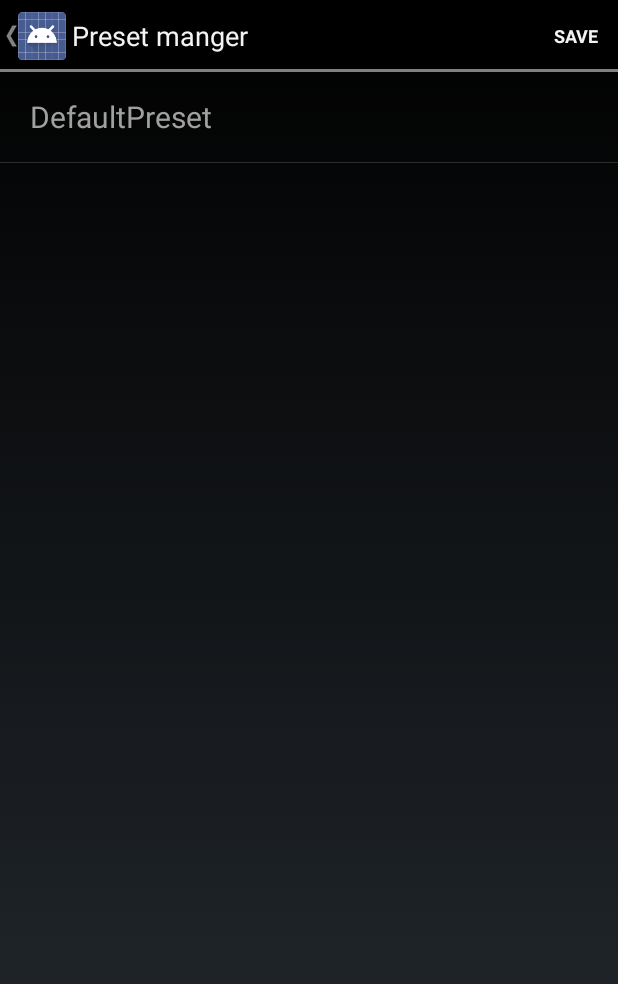
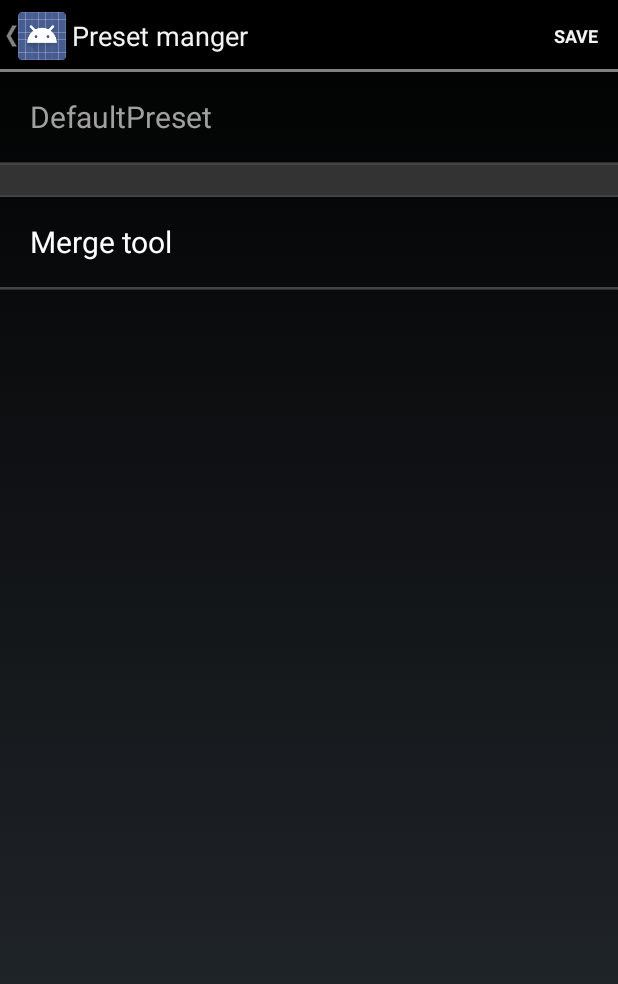
Before and after one commit to e1da/HPToyAndroid, an Android app: the PresetManagerActivity screen opened directly, with no data from a screen before it, on a phone screen of 412 x 824 dp. Shown: the top 984 px of the screen. Run offline under Robolectric (Android 15) with nearby library versions, the phone set to English and light mode, and no system bars; 1 statement that could not run was skipped.

Commit message:
add preset merge tool

```diff
--- a/app/src/main/AndroidManifest.xml
+++ b/app/src/main/AndroidManifest.xml
@@ -95,6 +95,10 @@
             android:name=".activities.compressor.TimeConstActivity"
             android:label="Time const"
             android:screenOrientation="portrait" />
+        <activity
+            android:name=".activities.options.presetmanager.mergetool.MergeToolActivity"
+            android:label="Merge tool"
+            android:screenOrientation="portrait" />
 
     </application>
 
--- a/app/src/main/java/com/hifitoy/activities/options/presetmanager/PresetManagerActivity.java
+++ b/app/src/main/java/com/hifitoy/activities/options/presetmanager/PresetManagerActivity.java
@@ -25,6 +25,7 @@ import android.widget.Toast;
 
 import com.hifitoy.ApplicationContext;
 import com.hifitoy.R;
+import com.hifitoy.activities.options.presetmanager.mergetool.MergeToolActivity;
 import com.hifitoy.hifitoycontrol.HiFiToyControl;
 import com.hifitoy.hifitoydevice.HiFiToyDevice;
 import com.hifitoy.hifitoydevice.HiFiToyPreset;
@@ -45,6 +46,9 @@ public class PresetManagerActivity extends ListActivity {
         //show back button
         ActionBar actionBar = getActionBar();
         actionBar.setDisplayHomeAsUpEnabled(true);
+
+        // Initializes list view adapter.
+        mPresetListAdapter = new PresetListAdapter();
     }
 
     @Override
@@ -53,12 +57,8 @@ public class PresetManagerActivity extends ListActivity {
         ApplicationContext.getInstance().setContext(this);
         registerReceiver(broadcastReceiver, makeIntentFilter());
 
-        // Initializes list view adapter.
-        if (mPresetListAdapter == null){
-            mPresetListAdapter = new PresetListAdapter();
-        }
+        // Set list view adapter.
         setListAdapter(mPresetListAdapter);
-
         mPresetListAdapter.notifyDataSetChanged();
 
     }
@@ -91,9 +91,14 @@ public class PresetManagerActivity extends ListActivity {
 
     @Override
     protected void onListItemClick(ListView l, View v, int position, long id) {
+        if (position == mPresetListAdapter.getCount() - 1) {
+            Intent intent = new Intent(this, MergeToolActivity.class);
+            startActivity(intent);
+        } else {
             Intent intent = new Intent(this, PresetDetailActivity.class);
             intent.putExtra("presetPosition", position);
             startActivity(intent);
+        }
     }
 
 
@@ -138,7 +143,7 @@ public class PresetManagerActivity extends ListActivity {
 
         @Override
         public int getCount() {
-            return HiFiToyPresetManager.getInstance().size();
+            return HiFiToyPresetManager.getInstance().size() + 1;
         }
 
         @Override
@@ -155,20 +160,19 @@ public class PresetManagerActivity extends ListActivity {
         public View getView(int i, View view, ViewGroup viewGroup) {
             TextView presetName_outl;
 
-            if (view == null) {
+            if (i == getCount() - 1) {
+                view = getLayoutInflater().inflate(R.layout.merge_tool_item, null);
+
+            } else {
                 view = getLayoutInflater().inflate(R.layout.preset_list_item, null);
                 presetName_outl = view.findViewById(R.id.preset_name);
-                view.setTag(presetName_outl);
-            } else {
-                presetName_outl = (TextView) view.getTag();
-            }
 
                 HiFiToyPreset preset = HiFiToyPresetManager.getInstance().getPreset(i);
                 String key = HiFiToyPresetManager.getInstance().getKey(i);
                 String activeKey = HiFiToyControl.getInstance().getActiveDevice().getActiveKeyPreset();
 
                 //set color
-            if (key.equals(activeKey)){
+                if (key.equals(activeKey)) {
                     presetName_outl.setTextColor(0xFFFFFFFF);
                 } else {
                     presetName_outl.setTextColor(0xFFA0A0A0);
@@ -176,13 +180,13 @@ public class PresetManagerActivity extends ListActivity {
 
                 //set text
                 String presetName;
-            if (preset.getName().length() > 23){
+                if (preset.getName().length() > 23) {
                     presetName = preset.getName().substring(0, 20) + "...";
                 } else {
                     presetName = preset.getName();
                 }
                 presetName_outl.setText(presetName);
-
+            }
 
 
             return view;
--- a/app/src/main/java/com/hifitoy/hifitoydevice/HiFiToyPreset.java
+++ b/app/src/main/java/com/hifitoy/hifitoydevice/HiFiToyPreset.java
@@ -68,11 +68,11 @@ public class HiFiToyPreset implements HiFiToyObject, Cloneable, Serializable {
     // HiFiToy CHARACTERISTICS, pointer to all characteristics
     private List<HiFiToyObject> characteristics;
 
-    private Filters     filters;
-    private Volume      masterVolume;
-    private BassTreble  bassTreble;
-    private Loudness    loudness;
-    private Drc         drc;
+    public Filters     filters;
+    public Volume      masterVolume;
+    public BassTreble  bassTreble;
+    public Loudness    loudness;
+    public Drc         drc;
 
     public HiFiToyPreset() {
         characteristics = new ArrayList<>();
--- a/app/src/main/java/com/hifitoy/hifitoydevice/HiFiToyPresetManager.java
+++ b/app/src/main/java/com/hifitoy/hifitoydevice/HiFiToyPresetManager.java
@@ -110,6 +110,10 @@ public class HiFiToyPresetManager {
         description();
     }
 
+    public boolean isPresetExist(String key) {
+        return getPreset(key) != null;
+    }
+
     public HiFiToyPreset getPreset(String key){
         return presetMap.get(key);
     }
--- /dev/null
+++ b/app/src/main/res/layout/merge_tool_item.xml
@@ -0,0 +1,51 @@
+<?xml version="1.0" encoding="utf-8"?>
+<LinearLayout xmlns:android="http://schemas.android.com/apk/res/android"
+    xmlns:app="http://schemas.android.com/apk/res-auto"
+    xmlns:tools="http://schemas.android.com/tools"
+    android:orientation="vertical"
+    android:layout_width="match_parent"
+    android:layout_height="wrap_content">
+
+    <View
+        android:layout_width="match_parent"
+        android:layout_height="1dp"
+        android:layout_weight="1"
+        android:background="#444444"
+        android:paddingLeft="10dp"
+        android:paddingRight="10dp" />
+
+    <View
+        android:layout_width="match_parent"
+        android:layout_height="20dp"
+        android:layout_weight="1"
+        android:background="#333333"
+        android:paddingLeft="10dp"
+        android:paddingRight="10dp" />
+
+    <View
+        android:layout_width="match_parent"
+        android:layout_height="1dp"
+        android:layout_weight="1"
+        android:background="#444444"
+        android:paddingLeft="10dp"
+        android:paddingRight="10dp" />
+
+    <TextView
+        android:layout_width="match_parent"
+        android:layout_height="60dp"
+        android:gravity="center_vertical"
+        android:layout_marginLeft="20dp"
+        android:layout_weight="1"
+        android:text="Merge tool"
+        android:textColor="#FFFFFF"
+        android:textSize="20sp" />
+
+    <View
+        android:layout_width="match_parent"
+        android:layout_height="1dp"
+        android:layout_weight="1"
+        android:background="#444444"
+        android:paddingLeft="10dp"
+        android:paddingRight="10dp" />
+
+</LinearLayout>
--- a/app/src/main/res/layout/preset_list_item.xml
+++ b/app/src/main/res/layout/preset_list_item.xml
@@ -1,5 +1,4 @@
 <?xml version="1.0" encoding="utf-8"?>
-
 <LinearLayout xmlns:android="http://schemas.android.com/apk/res/android"
     android:orientation="vertical"
     android:layout_width="match_parent"
```
Also changed, not shown: app/src/main/java/com/hifitoy/activities/options/presetmanager/mergetool/MergeToolActivity.java (added, +339 -0 lines), app/src/main/res/layout/activity_merge_tool.xml (added, +97 -0 lines), app/src/main/res/menu/merge_tool_menu.xml (added, +7 -0 lines). Lines whose indentation alone changed are shown as unchanged.
